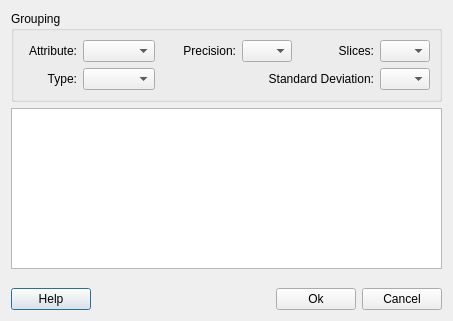
Qt form src/terralib/qt/widgets/layer/ui/Legend.ui (claudiobogossian/terralib5) before a commit.
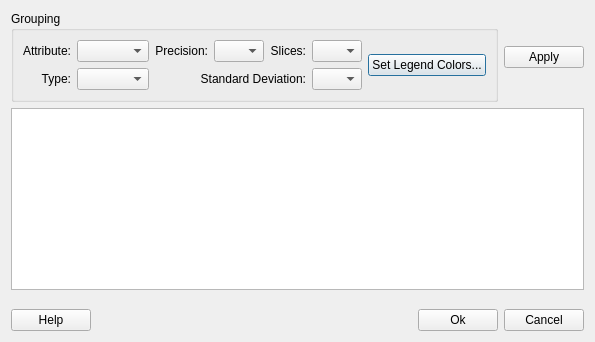
The same form after that commit.

Commit message: Added functionalities to the class.

```diff
--- a/src/terralib/qt/widgets/layer/ui/Legend.ui
+++ b/src/terralib/qt/widgets/layer/ui/Legend.ui
@@ -6,15 +6,17 @@
    <rect>
     <x>0</x>
     <y>0</y>
-    <width>453</width>
-    <height>321</height>
+    <width>570</width>
+    <height>342</height>
    </rect>
   </property>
   <property name="windowTitle">
    <string>Legend Edition</string>
   </property>
-  <layout class="QGridLayout" name="gridLayout_2">
+  <layout class="QGridLayout" name="gridLayout_3">
    <item row="0" column="0">
+    <layout class="QHBoxLayout" name="horizontalLayout_7">
+     <item>
     <widget class="QGroupBox" name="groupBox">
      <property name="title">
       <string>Grouping</string>
@@ -91,6 +93,13 @@
         </item>
        </layout>
       </item>
+        <item row="0" column="3" rowspan="2">
+         <widget class="QPushButton" name="legendColorsPushButton">
+          <property name="text">
+           <string>Set Legend Colors...</string>
+          </property>
+         </widget>
+        </item>
       <item row="1" column="0">
        <layout class="QHBoxLayout" name="horizontalLayout_2">
         <item>
@@ -135,8 +144,60 @@
      </layout>
     </widget>
    </item>
+     <item>
+      <layout class="QGridLayout" name="gridLayout_2">
+       <item row="0" column="0">
+        <spacer name="verticalSpacer_2">
+         <property name="orientation">
+          <enum>Qt::Vertical</enum>
+         </property>
+         <property name="sizeHint" stdset="0">
+          <size>
+           <width>20</width>
+           <height>18</height>
+          </size>
+         </property>
+        </spacer>
+       </item>
    <item row="1" column="0">
-    <widget class="QTableView" name="legendTableView"/>
+        <widget class="QPushButton" name="applyPushButton">
+         <property name="text">
+          <string>Apply</string>
+         </property>
+        </widget>
+       </item>
+       <item row="1" column="1">
+        <spacer name="horizontalSpacer_2">
+         <property name="orientation">
+          <enum>Qt::Horizontal</enum>
+         </property>
+         <property name="sizeHint" stdset="0">
+          <size>
+           <width>17</width>
+           <height>20</height>
+          </size>
+         </property>
+        </spacer>
+       </item>
+       <item row="2" column="0">
+        <spacer name="verticalSpacer_3">
+         <property name="orientation">
+          <enum>Qt::Vertical</enum>
+         </property>
+         <property name="sizeHint" stdset="0">
+          <size>
+           <width>20</width>
+           <height>18</height>
+          </size>
+         </property>
+        </spacer>
+       </item>
+      </layout>
+     </item>
+    </layout>
+   </item>
+   <item row="1" column="0">
+    <widget class="QTableWidget" name="legendTableWidget"/>
    </item>
    <item row="2" column="0">
     <spacer name="verticalSpacer">
```
Left out of the diff: 13 changed lines with no effect on the pictures. Lines whose indentation alone changed are shown as unchanged. The commit also changes 2 other files.
